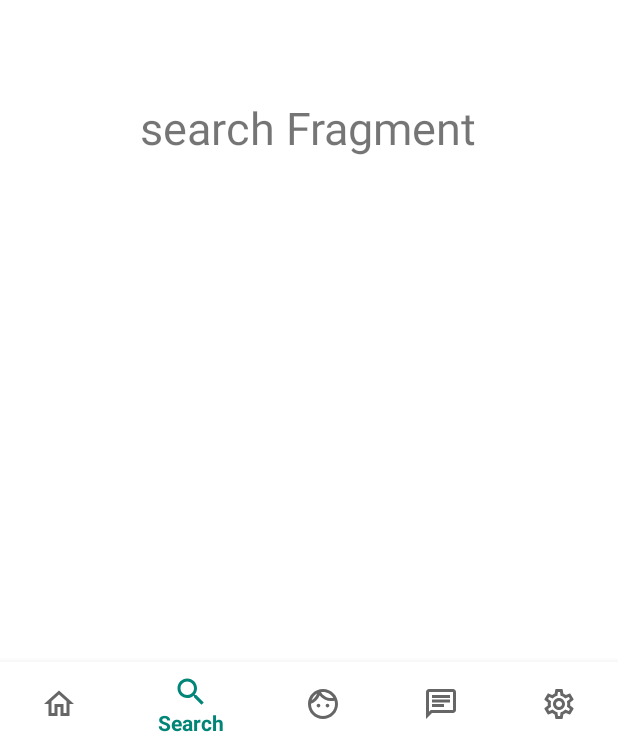
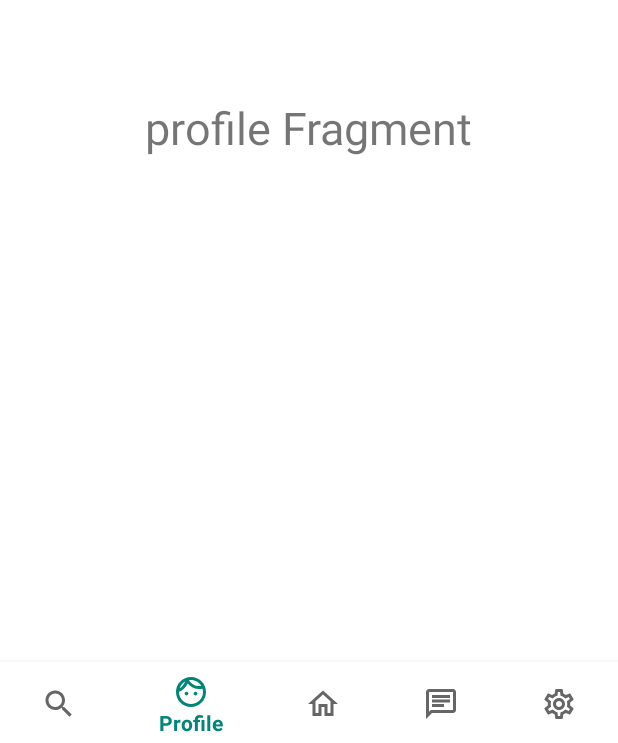
Before and after one commit to Isling98/SocialFilm, an Android app: the screen it shows after launch (MainActivity), item 2 of the bottom bar chosen, on a phone screen of 412 x 824 dp. Shown: the part 490-1233 px from the top of the screen. Run offline under Robolectric (Android 15) with nearby library versions, the phone set to English and light mode, and no system bars.

Commit message:
rækkefølge

```diff
--- a/app/src/main/res/menu/bottom_navigation.xml
+++ b/app/src/main/res/menu/bottom_navigation.xml
@@ -1,18 +1,23 @@
 <?xml version="1.0" encoding="utf-8"?>
 <menu xmlns:android="http://schemas.android.com/apk/res/android">
 
+
+
+    <item
+        android:id="@+id/nav_search"
+        android:icon="@drawable/ic_outline_search_24"
+        android:title="Search" />
+
+
+    <item
+        android:id="@+id/nav_profile"
+        android:icon="@drawable/ic_outline_face_24"
+        android:title="Profile" />
     <item
         android:id="@+id/nav_home"
         android:icon="@drawable/ic_outline_home_24"
         android:title="Home" />
-    <item
-        android:id="@+id/nav_search"
-        android:icon="@drawable/ic_outline_search_24"
-        android:title="Search" />
-    <item
-        android:id="@+id/nav_profile"
-        android:icon="@drawable/ic_outline_face_24"
-        android:title="Profile" />
+
     <item
         android:id="@+id/nav_chat"
         android:icon="@drawable/ic_outline_chat_24"
```
